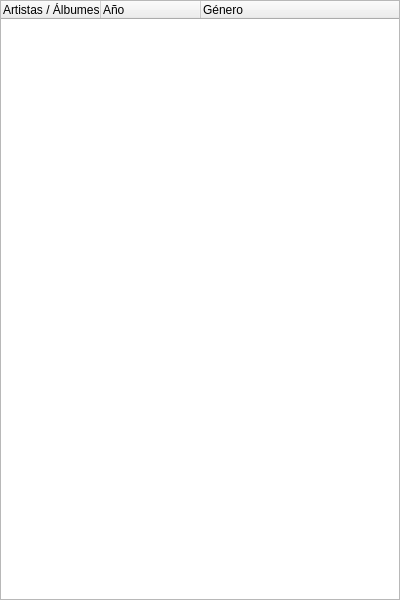
Qt form ui/music_fuzzy_results_tree.ui (volteret4/mfuz) before a commit.
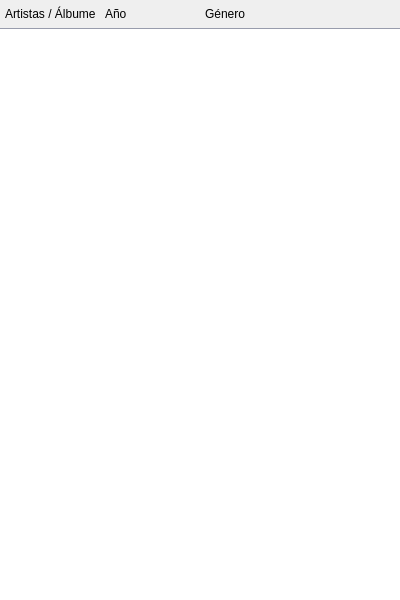
The same form after that commit.

Commit message: music fuzzy mejorado y funcional

```diff
--- a/ui/music_fuzzy_results_tree.ui
+++ b/ui/music_fuzzy_results_tree.ui
@@ -25,6 +25,25 @@
    </property>
    <item>
     <widget class="QTreeWidget" name="results_tree">
+     <property name="styleSheet">
+      <string>QTreeWidget {
+  border: none;
+}
+QTreeWidget::item {
+  padding: 4px;
+  border-bottom: 1px solid rgba(65, 72, 104, 0.2);
+}
+QTreeWidget::item:selected {
+  background-color: rgba(54, 74, 130, 0.7);
+  color: white;
+}
+QHeaderView::section {
+  background-color: transparent;
+  padding: 5px;
+  border: none;
+  border-bottom: 1px solid rgba(65, 72, 104, 0.5);
+}</string>
+     </property>
      <property name="alternatingRowColors">
       <bool>true</bool>
      </property>
```
The commit also changes 7 other files.
